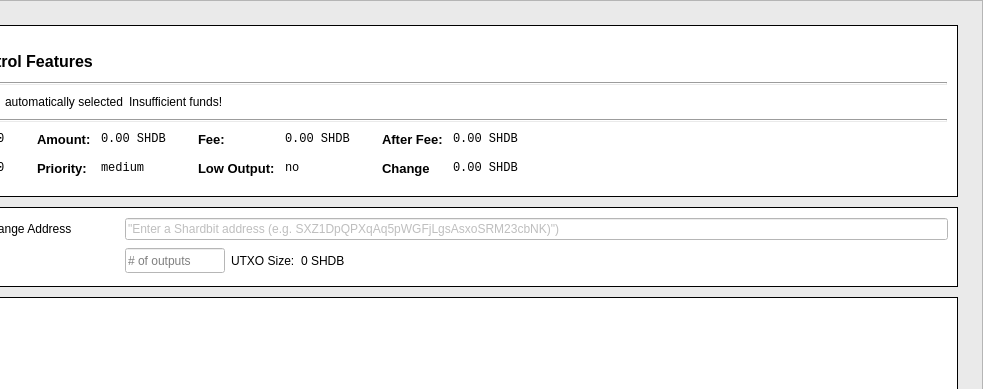
Above: src/qt/forms/sendcoinsdialog.ui from shardbit-project/shardbit before the change; both pictures show x 117 to 1100 and y 0 to 389 of the 1100 by 750 pixel window. Below: the same form after it.
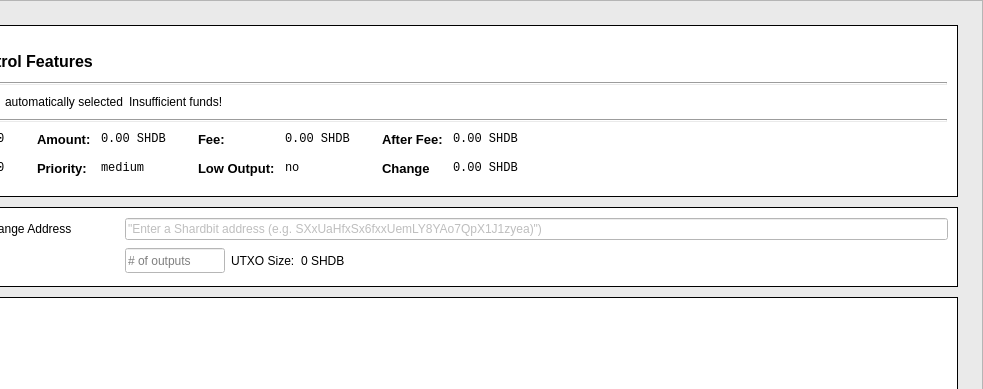
That is the form after the change.

Commit message: Modify Shardbit example, foundation addresses

```diff
--- a/src/qt/forms/sendcoinsdialog.ui
+++ b/src/qt/forms/sendcoinsdialog.ui
@@ -976,7 +976,7 @@
                   <string notr="true">background-color: #fff</string>
                  </property>
                  <property name="text">
-                  <string>&quot;Enter a Shardbit address (e.g. SXZ1DpQPXqAq5pWGFjLgsAsxoSRM23cbNK)&quot;)</string>
+                  <string>&quot;Enter a Shardbit address (e.g. SXxUaHfxSx6fxxUemLY8YAo7QpX1J1zyea)&quot;)</string>
                  </property>
                 </widget>
                </item>
```
Left out of the diff: 2 changed lines with no effect on the pictures. The commit also changes 68 other files.
